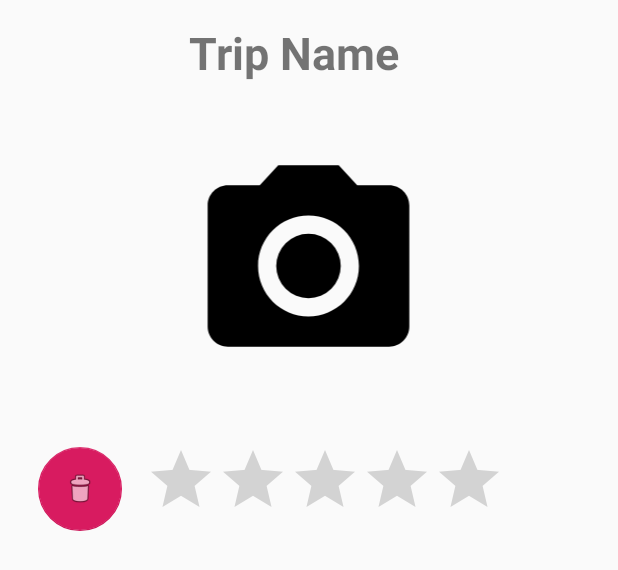
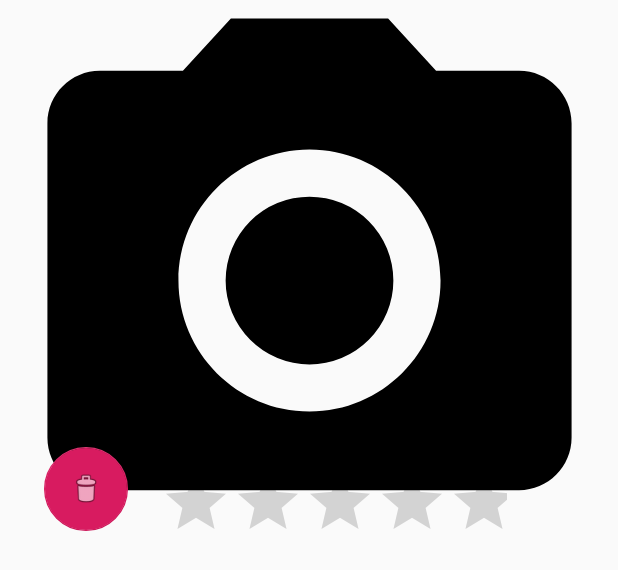
Before and after one commit to ioanapravai/Travel-Journal---Android, an Android app: the layout trip_item.xml on its own in the app's theme, with its tools: preview values and no code run, on a phone screen of 412 x 824 dp. Shown: the top 570 px of the screen. Run offline under Robolectric (Android 15) with nearby library versions, the phone set to English and light mode, and no system bars.

Commit message:
fixed Trip Gallery & added UI

```diff
--- a/app/src/main/AndroidManifest.xml
+++ b/app/src/main/AndroidManifest.xml
@@ -4,6 +4,8 @@
 
     <uses-permission android:name="android.permission.INTERNET" />
     <uses-permission android:name="android.permission.READ_EXTERNAL_STORAGE"></uses-permission>
+    <uses-permission android:name="android.permission.WRITE_EXTERNAL_STORAGE"></uses-permission>
+    <uses-permission android:name="android.permission.CAMERA"></uses-permission>
 
     <application
         android:allowBackup="true"
--- a/app/src/main/java/com/example/traveljournal/Trip.java
+++ b/app/src/main/java/com/example/traveljournal/Trip.java
@@ -11,7 +11,7 @@ public class Trip {
     private int rating;
     private String url;
     private String downloadUrl;
-    private ArrayList<String> photoUrls;
+    private ArrayList<String> photoUrls = new ArrayList<>();
 
     public List<String> getPhotoUrls() {
         return photoUrls;
--- a/app/src/main/java/com/example/traveljournal/TripItemViewHolder.java
+++ b/app/src/main/java/com/example/traveljournal/TripItemViewHolder.java
@@ -71,6 +71,9 @@ public class TripItemViewHolder extends RecyclerView.ViewHolder {
         textView = itemView.findViewById(R.id.tripName);
         imageView = itemView.findViewById(R.id.imageView3);
         fabDelete = itemView.findViewById(R.id.floatingActionButton);
+        textView.bringToFront();
+        ratingBar.bringToFront();
+        fabDelete.bringToFront();
         fabDelete.setOnClickListener(new View.OnClickListener() {
             @Override
             public void onClick(View v) {
--- a/app/src/main/res/layout/trip_item.xml
+++ b/app/src/main/res/layout/trip_item.xml
@@ -8,42 +8,43 @@
 
     <TextView
         android:id="@+id/tripName"
-        android:layout_width="160dp"
-        android:layout_height="43dp"
-        android:layout_marginEnd="112dp"
+        android:layout_width="198dp"
+        android:layout_height="53dp"
+        android:fontFamily="monospace"
         android:text="Trip Name"
         android:textSize="30sp"
         android:textStyle="bold"
         app:layout_constraintBottom_toBottomOf="parent"
         app:layout_constraintEnd_toEndOf="parent"
-        app:layout_constraintHorizontal_bias="0.899"
+        app:layout_constraintHorizontal_bias="0.596"
         app:layout_constraintStart_toStartOf="parent"
         app:layout_constraintTop_toTopOf="parent"
-        app:layout_constraintVertical_bias="0.04000002" />
+        app:layout_constraintVertical_bias="0.1" />
 
     <RatingBar
         android:id="@+id/rateTrip"
-        android:layout_width="239dp"
-        android:layout_height="58dp"
+        android:layout_width="231dp"
+        android:layout_height="43dp"
         android:layout_marginEnd="48dp"
         android:numStars="5"
         app:layout_constraintBottom_toBottomOf="parent"
         app:layout_constraintEnd_toEndOf="parent"
-        app:layout_constraintHorizontal_bias="0.774"
+        app:layout_constraintHorizontal_bias="0.803"
         app:layout_constraintStart_toStartOf="parent"
         app:layout_constraintTop_toBottomOf="@+id/tripName"
-        app:layout_constraintVertical_bias="0.79" />
+        app:layout_constraintVertical_bias="0.856" />
 
     <ImageView
         android:id="@+id/imageView3"
-        android:layout_width="211dp"
-        android:layout_height="161dp"
-        android:layout_marginStart="100dp"
-        app:layout_constraintBottom_toTopOf="@+id/rateTrip"
+        android:layout_width="419dp"
+        android:layout_height="373dp"
+        android:scaleType="centerCrop"
+        app:layout_constraintBottom_toBottomOf="parent"
         app:layout_constraintEnd_toEndOf="parent"
-        app:layout_constraintHorizontal_bias="0.0"
+        app:layout_constraintHorizontal_bias="0.571"
         app:layout_constraintStart_toStartOf="parent"
-        app:layout_constraintTop_toBottomOf="@+id/tripName"
+        app:layout_constraintTop_toTopOf="parent"
+        app:layout_constraintVertical_bias="0.0"
         app:srcCompat="@drawable/ic_menu_camera" />
 
     <com.google.android.material.floatingactionbutton.FloatingActionButton
```
Also changed, not shown: app/src/main/java/com/example/traveljournal/MainActivity.java (+26 -4 lines), app/src/main/java/com/example/traveljournal/TripGallery.java (+7 -1 lines), app/src/main/res/layout/activity_login.xml (+29 -34 lines), app/src/main/res/drawable/ral.png (added), app/src/main/res/drawable/travel.jpeg (added).
